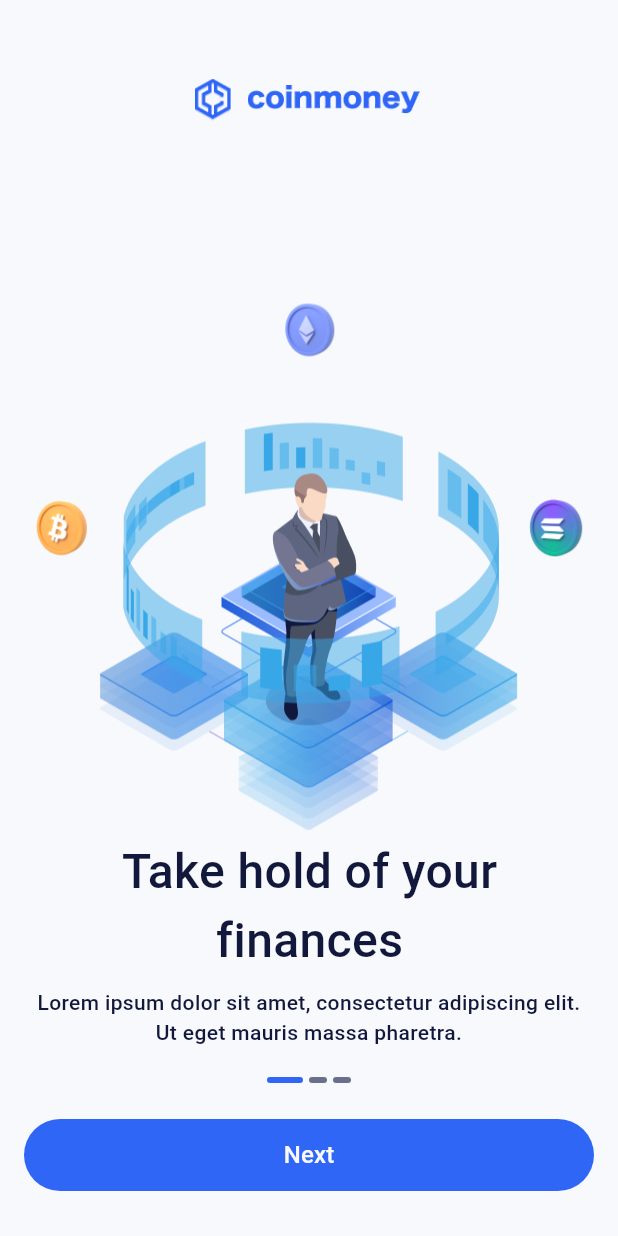
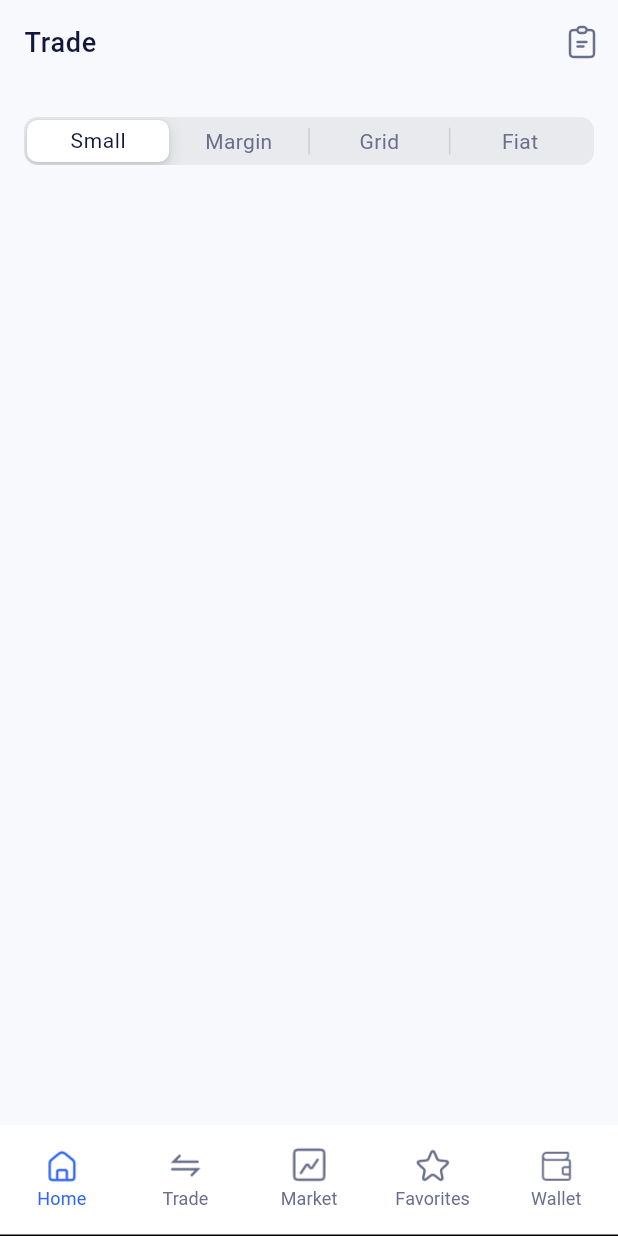
Before and after one commit to bai-93/binanceApp, a Flutter app: the screen it shows after launch, on a phone screen of 412 x 824 dp. Run offline on Flutter 3.47's test engine with Material 3 defaults, Android fonts, the phone set to English and light mode, and no system bars; our stand-ins replace adaptive_theme, bloc, camera, dio, equatable, flutter_bloc and 9 more; accounts and stored records are empty; generated files the repository leaves out were written again.

Commit message:
added trade main and routers

```diff
--- a/lib/config/base_widgets/base_statefull.dart
+++ b/lib/config/base_widgets/base_statefull.dart
@@ -35,7 +35,9 @@ mixin BaseScreenMixin<T extends BaseScreen> on BaseScreenState<T> {
     return null;
   }
 
-  Widget? title() {}
+  Widget? title() {
+    return null;
+  }
 
   AppBar? _signUpAppbar() {
     return AppBar(
@@ -69,7 +71,7 @@ mixin BaseScreenMixin<T extends BaseScreen> on BaseScreenState<T> {
         color: backButtonColor,
         style: const ButtonStyle(
             splashFactory: NoSplash.splashFactory,
-            overlayColor: MaterialStatePropertyAll(Colors.transparent)),
+            overlayColor: WidgetStatePropertyAll(Colors.transparent)),
       ),
       backgroundColor: backgroundColor ?? AppColorsUtility.lightBackground,
     );
--- a/lib/config/base_widgets/base_stateless.dart
+++ b/lib/config/base_widgets/base_stateless.dart
@@ -61,7 +61,7 @@ abstract class BaseScreenStateless extends StatelessWidget {
         color: backButtonColor,
         style: const ButtonStyle(
             splashFactory: NoSplash.splashFactory,
-            overlayColor: MaterialStatePropertyAll(Colors.transparent)),
+            overlayColor: WidgetStatePropertyAll(Colors.transparent)),
       ),
       backgroundColor: backgroundColor ?? AppColorsUtility.lightBackground,
     );
--- a/lib/config/route/main_router.dart
+++ b/lib/config/route/main_router.dart
@@ -3,6 +3,7 @@ import 'package:flutter/material.dart';
 import 'package:sheker/config/route/router_manager/router_manager.dart';
 import 'package:sheker/config/route/signup_router.dart';
 import 'package:sheker/config/route/tabbar_routes/home/home_route.dart';
+import 'package:sheker/config/route/tabbar_routes/trade/trade_router.dart';
 import 'package:sheker/presentation/pages/login_page/secondVersionloginScreen.dart';
 import 'package:sheker/presentation/pages/onboarding/onboarding.dart';
 import 'package:sheker/presentation/pages/tab_bar/main_part/main_menu_tabBar.dart';
@@ -25,7 +26,7 @@ class AppRouter {
 
   GoRouter configRouter() {
     GoRouter goRouter = GoRouter(
-      initialLocation: RouterPathManager.getRouterPath(),
+      initialLocation: "/trade",//RouterPathManager.getRouterPath(),
       navigatorKey: _rootNavigatorKey,
       routes: [
         GoRoute(
@@ -58,42 +59,30 @@ class AppRouter {
             navigatorKey: _cryptoHomeNavigatorKey,
             routes: [HomeRoute.getRouter(key: _rootNavigatorKey)],
           ),
-          StatefulShellBranch(navigatorKey: _feedNavigatorKey, routes: [
-            GoRoute(
-                path: '/feed',
-                builder: (context, state) {
-                  return Container(
-                    color: Colors.blue,
-                    child: const Center(
-                      child: Text(
-                        'Feed',
-                        style: TextStyle(color: Colors.white),
-                      ),
-                    ),
-                  );
-                })
-          ]),
+          StatefulShellBranch(
+              navigatorKey: _feedNavigatorKey,
+              routes: [TradeRouter.getRouter(key: _rootNavigatorKey)]),
           StatefulShellBranch(navigatorKey: _tradeNavigatorKey, routes: [
             GoRoute(
-                path: '/trade',
+                path: '/market',
                 builder: (context, state) {
                   return Container(
                     color: Colors.yellow,
                     child: const Center(
-                      child: Text('Trade'),
+                      child: Text('Market'),
                     ),
                   );
                 })
           ]),
           StatefulShellBranch(navigatorKey: _serviceNavigatorKey, routes: [
             GoRoute(
-                path: '/service',
+                path: '/favorites',
                 builder: (context, state) {
                   return Container(
                     color: Colors.deepPurpleAccent,
                     child: const Center(
                         child: Text(
-                      'Services',
+                      'Favorites',
                       style: TextStyle(color: Colors.white),
                     )),
                   );
--- /dev/null
+++ b/lib/config/route/tabbar_routes/trade/trade_router.dart
@@ -0,0 +1,17 @@
+import 'package:flutter/material.dart';
+import 'package:go_router/go_router.dart';
+import 'package:sheker/presentation/pages/trade_page/trade_main.dart';
+
+class TradeRouter {
+  static GoRoute getRouter({GlobalKey<NavigatorState>? key}) {
+    return GoRoute(
+      path: '/trade',
+      builder: (context, state) {
+        return const TradeMain();
+      },
+      routes: [
+
+      ]
+    );
+  }
+}
--- a/lib/config/theme/themes.dart
+++ b/lib/config/theme/themes.dart
@@ -1,8 +1,8 @@
 import 'package:flutter/material.dart';
 import 'package:sheker/utilities/app_colors.dart';
 
-MaterialStateColor convertColor(Color color) {
-  return MaterialStateColor.resolveWith((states) => color);
+WidgetStateColor convertColor(Color color) {
+  return WidgetStateColor.resolveWith((states) => color);
 }
 
 final lightTheme = ThemeData.light(useMaterial3: true).copyWith(
@@ -10,7 +10,8 @@ final lightTheme = ThemeData.light(useMaterial3: true).copyWith(
     hintColor: AppColorsUtility.darkBackground.withAlpha(80),
     scaffoldBackgroundColor: AppColorsUtility.lightBackground,
     appBarTheme: AppBarTheme(backgroundColor: AppColorsUtility.lightBackground),
-    colorScheme: ColorScheme.light(background: AppColorsUtility.surface), // container
+    colorScheme:
+        ColorScheme.light(surface: AppColorsUtility.surface), // container
     tabBarTheme: TabBarTheme(
         splashFactory: NoSplash.splashFactory,
         overlayColor: convertColor(Colors.transparent)),
@@ -18,8 +19,8 @@ final lightTheme = ThemeData.light(useMaterial3: true).copyWith(
         style: ElevatedButton.styleFrom(
             shape: RoundedRectangleBorder(
                 borderRadius: const BorderRadius.all(Radius.circular(12.0)),
-                side:
-                    BorderSide(color: AppColorsUtility.onboardingPrimary, width: 2.0)),
+                side: BorderSide(
+                    color: AppColorsUtility.onboardingPrimary, width: 2.0)),
             splashFactory: NoSplash.splashFactory,
             foregroundColor: Colors.grey.shade500,
             surfaceTintColor: AppColorsUtility.lightBackground)),
@@ -28,10 +29,18 @@ final lightTheme = ThemeData.light(useMaterial3: true).copyWith(
             color: AppColorsUtility.secondary,
             fontSize: 12.0,
             fontWeight: FontWeight.w400),
+        // labelSmall: TextStyle(
+        //     color: AppColorsUtility.text,
+        //     fontSize: 14.0,
+        //     fontWeight: FontWeight.w400),
         labelMedium: TextStyle(
-            color: AppColorsUtility.text, fontSize: 16.0, fontWeight: FontWeight.w400),
+            color: AppColorsUtility.text,
+            fontSize: 16.0,
+            fontWeight: FontWeight.w400),
         bodySmall: TextStyle(
-            color: AppColorsUtility.text, fontSize: 14.0, fontWeight: FontWeight.w400),
+            color: AppColorsUtility.text,
+            fontSize: 14.0,
+            fontWeight: FontWeight.w400),
         bodyMedium: TextStyle(
             color: AppColorsUtility.onboardingPrimary,
             fontSize: 16.0,
@@ -50,12 +59,13 @@ final darkTheme = ThemeData.dark(useMaterial3: true).copyWith(
         splashFactory: NoSplash.splashFactory,
         overlayColor: convertColor(Colors.transparent)),
     colorScheme:
-        ColorScheme.dark(background: AppColorsUtility.darkSurface), // containers
+        ColorScheme.dark(surface: AppColorsUtility.darkSurface), // containers
     elevatedButtonTheme: ElevatedButtonThemeData(
         style: ElevatedButton.styleFrom(
       shape: RoundedRectangleBorder(
           borderRadius: const BorderRadius.all(Radius.circular(12.0)),
-          side: BorderSide(color: AppColorsUtility.onboardingPrimary, width: 2.0)),
+          side: BorderSide(
+              color: AppColorsUtility.onboardingPrimary, width: 2.0)),
       splashFactory: NoSplash.splashFactory,
       backgroundColor: AppColorsUtility.darkSurface,
       foregroundColor: AppColorsUtility.text,
@@ -65,6 +75,10 @@ final darkTheme = ThemeData.dark(useMaterial3: true).copyWith(
             color: AppColorsUtility.secondary,
             fontSize: 12.0,
             fontWeight: FontWeight.w400),
+        // labelSmall: TextStyle(
+        //     color: AppColorsUtility.surface,
+        //     fontSize: 14.0,
+        //     fontWeight: FontWeight.w400),
         labelMedium: TextStyle(
             // label is color of text inside
             color: AppColorsUtility.surface,
--- a/lib/presentation/pages/home_page/portfolio/portfolio_content.dart
+++ b/lib/presentation/pages/home_page/portfolio/portfolio_content.dart
@@ -1,7 +1,5 @@
 import 'package:flutter/material.dart';
-import 'package:sheker/utilities/app_colors.dart';
 import 'package:sheker/utilities/money_formatter.dart';
-import 'package:sheker/utilities/regex_pattern.dart';
 import '../../../../domain/models/responses/crypto_models/list_crypto_currencies_model.dart';
 
 class PortfolioCellContent extends StatelessWidget {
@@ -11,7 +9,7 @@ class PortfolioCellContent extends StatelessWidget {
   @override
   Widget build(BuildContext context) {
     return PhysicalModel(
-      color: Theme.of(context).colorScheme.background,
+      color: Theme.of(context).colorScheme.surface,
       borderRadius: const BorderRadius.all(Radius.circular(12.0)),
       elevation: 3.0,
       shadowColor: Colors.blue,
--- a/lib/presentation/pages/tab_bar/main_part/main_menu_tabBar.dart
+++ b/lib/presentation/pages/tab_bar/main_part/main_menu_tabBar.dart
@@ -43,7 +43,7 @@ class _BottomMenuTabBarState extends State<BottomMenuTabBar>
   @override
   Widget build(BuildContext context) {
     return Scaffold(
-        backgroundColor: Theme.of(context).colorScheme.background,
+        backgroundColor: Theme.of(context).colorScheme.surface,
         body: widget.navigationShell,
         bottomNavigationBar: TabBar(
           indicatorColor: Colors.transparent,
--- /dev/null
+++ b/lib/presentation/pages/trade_page/trade_main.dart
@@ -0,0 +1,87 @@
+import "package:flutter/cupertino.dart";
+import "package:flutter/material.dart";
+import "package:flutter/widgets.dart";
+import "package:sheker/config/base_widgets/base_statefull.dart";
+import "package:sheker/config/base_widgets/base_stateless.dart";
+import "package:sheker/utilities/app_colors.dart";
+
+class TradeMain extends BaseScreen {
+  const TradeMain({super.key});
+
+  @override
+  State<TradeMain> createState() => _TradeMainState();
+}
+
+class _TradeMainState extends BaseScreenState<TradeMain> with BaseScreenMixin {
+  Map<int, Widget> slidingItems = {};
+  int slidingIndex = 0;
+  @override
+  AppBar? typeAppbar({AppbarType type = AppbarType.none}) {
+    return super.typeAppbar(type: AppbarType.custom);
+  }
+
+  @override
+  AppBar customAppbar() {
+    return AppBar(
+      title: Text(
+        'Trade',
+        style: Theme.of(context).textTheme.bodyLarge,
+      ),
+      actions: [
+        IconButton(
+            onPressed: () {
+              debugPrint("trade AppBar");
+            },
+            icon: Image.asset('lib/images/trade/order.png'))
+      ],
+      backgroundColor: Theme.of(context).appBarTheme.backgroundColor,
+    );
+  }
+
+  Map<int, Widget> makeSlidingItems(int index) {
+    List<String> textsData = ['Small', 'Margin', 'Grid', 'Fiat'];
+    TextStyle? textStyle;
+    Map<int, Widget> dataWidgets = {};
+    for (int i = 0; i < 4; i++) {
+      if (i == index) {
+        textStyle = Theme.of(context).textTheme.bodySmall;
+        dataWidgets[i] = Text(
+          textsData[i],
+          style: textStyle,
+        );
+      } else {
+        textStyle = TextStyle(
+            color: AppColorsUtility.secondary,
+            fontSize: 14.0,
+            fontWeight: FontWeight.w400);
+        dataWidgets[i] = Text(textsData[i], style: textStyle);
+      }
+    }
+    return dataWidgets;
+  }
+
+  @override
+  Widget body() {
+    slidingItems = makeSlidingItems(slidingIndex);
+    return Padding(
+      padding: const EdgeInsets.only(left: 16.0, right: 16.0, top: 8.0),
+      child: Column(
+        children: [
+          SizedBox(
+            width: sizeOfScreen().width,
+            height: 60.0,
+            child: CupertinoSlidingSegmentedControl(
+                thumbColor: Theme.of(context).colorScheme.surface,
+                groupValue: slidingIndex,
+                children: slidingItems,
+                onValueChanged: (item) {
+                  setState(() {
+                    slidingIndex = item ?? 0;
+                  });
+                }),
+          )
+        ],
+      ),
+    );
+  }
+}
--- a/pubspec.yaml
+++ b/pubspec.yaml
@@ -82,6 +82,7 @@ flutter:
     - lib/images/home/
     - lib/images/home/settings/
     - lib/images/coin/
+    - lib/images/trade/
 
   # An image asset can refer to one or more resolution-specific "variants", see
   # https://flutter.dev/assets-and-images/#resolution-aware
```
Also changed, not shown: lib/images/trade/1.5x/order.png (added), lib/images/trade/2.0x/order.png (added), lib/images/trade/3.0x/order.png (added), lib/images/trade/order.png (added).
